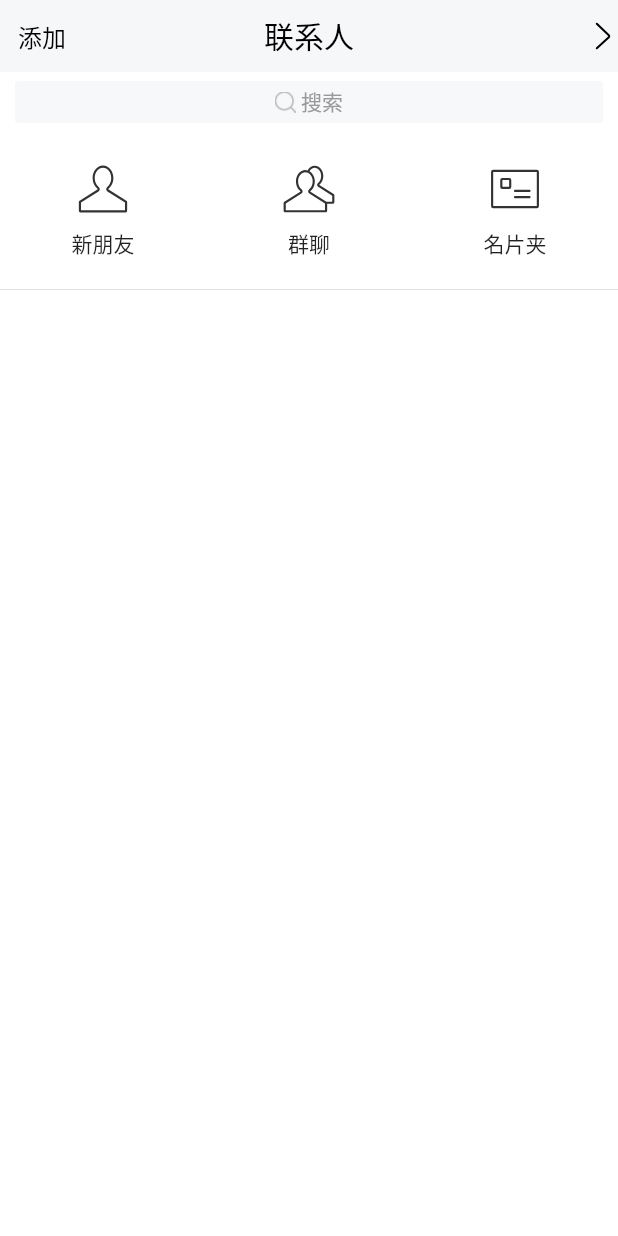
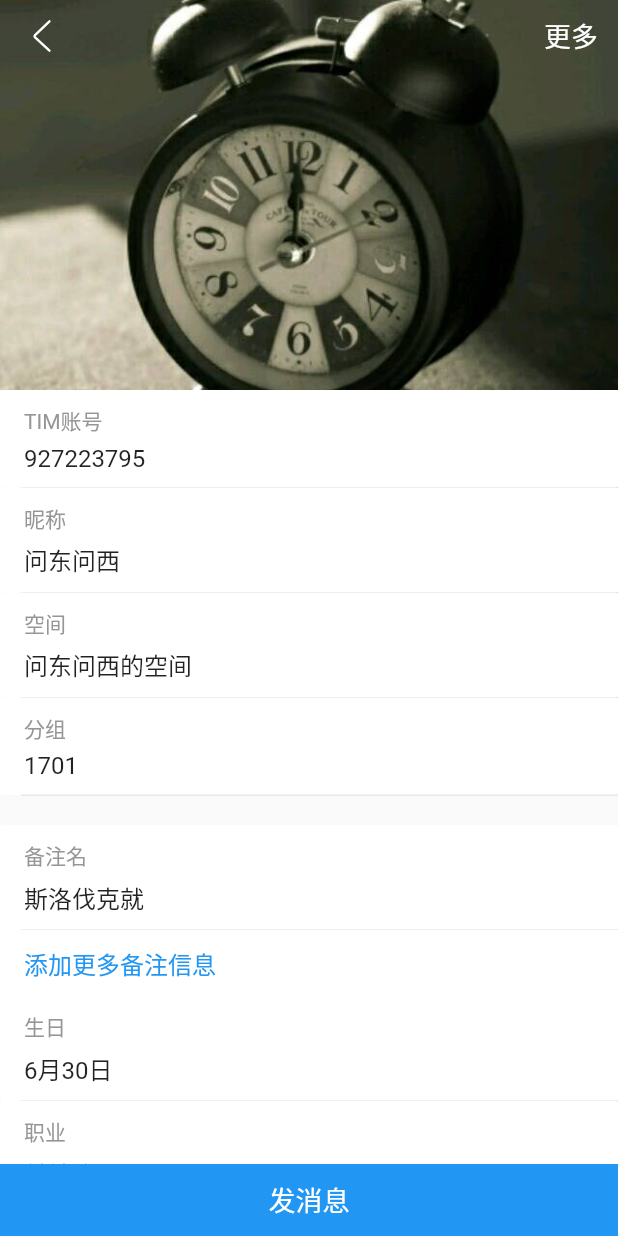
Before and after one commit to cscxj/tim, a Flutter app: the MessagePage screen opened directly, after a tap on an icon or button, on a phone screen of 412 x 824 dp. Run offline on Flutter 3.47's test engine with Material 2 defaults, Android fonts, the phone set to English and light mode, and no system bars; our stand-ins replace dio, flutter_easyrefresh, flutter_svg, fluttertoast, sticky_headers; network calls fail.

Commit message:
完成好友信息页面和下拉刷新

```diff
--- a/lib/api/api.dart
+++ b/lib/api/api.dart
@@ -1,20 +1,20 @@
 class Api{
   // 需要路由参数：username
-  static const String connectSocketServer = 'ws://192.168.0.100:7001/';
+  static const String connectSocketServer = 'ws://192.168.0.105:7001/';
 
   ///方法：post  参数：username,password
-  static const String login = 'http://192.168.0.100:7000/login';
+  static const String login = 'http://192.168.0.105:7000/login';
   ///方法：post  参数：email_address
-  static const String register = 'http://192.168.0.100:7000/get_code';
+  static const String register = 'http://192.168.0.105:7000/get_code';
 
   /// 方法：post 参数：username
-  static const String getGroups = 'http://192.168.0.100:7000/get_groups';
+  static const String getGroups = 'http://192.168.0.105:7000/get_groups';
   /// 方法：post 参数：groupId
-  static const String getFriends = 'http://192.168.0.100:7000/get_friends';
+  static const String getFriends = 'http://192.168.0.105:7000/get_friends';
   /// 方法：post 参数：username
-  static const String getConversations = 'http://192.168.0.100:7000/get_conversations';
+  static const String getConversations = 'http://192.168.0.105:7000/get_conversations';
   /// 方法：post 参数：username,friend,startIndex
-  static const String getMessages = 'http://192.168.0.100:7000/get_messages';
+  static const String getMessages = 'http://192.168.0.105:7000/get_messages';
 }
 
 // class Api{
--- /dev/null
+++ b/lib/pages/friend_info_page.dart
@@ -0,0 +1,154 @@
+import 'package:flutter/material.dart';
+import 'package:flutter/services.dart';
+import 'package:flutter_svg/flutter_svg.dart';
+import 'package:flutter_tim/pages/user_info_page/my_info_item.dart';
+
+class FriendInfoPage extends StatefulWidget {
+  @override
+  _FriendInfoPageState createState() => _FriendInfoPageState();
+}
+
+class _FriendInfoPageState extends State<FriendInfoPage>
+    with TickerProviderStateMixin {
+  ScrollController _bodyScrollController;
+
+  double _pullExtend = 0;
+
+  Animation<double> _appBarAnimation;
+  Animation<Color> _colorAnimation;
+  AnimationController _animationController;
+
+  @override
+  void initState() {
+    // TODO: implement initState
+    super.initState();
+    _animationController =
+        AnimationController(vsync: this, duration: Duration(milliseconds: 400))
+          ..addListener(() {
+            setState(() {});
+          });
+    _appBarAnimation = Tween(begin: .0, end: 1.0).animate(_animationController);
+    _colorAnimation =
+        ColorTween(begin: Color(0xffffffff), end: Color(0xff000000))
+            .animate(_animationController);
+    bool overflow = false;
+    _bodyScrollController = ScrollController()
+      ..addListener(() {
+        if (_bodyScrollController.offset < 0) {
+          setState(() {
+            _pullExtend = _bodyScrollController.offset;
+          });
+        }
+        if (!overflow && _bodyScrollController.offset > 60) {
+          _animationController.forward();
+          SystemChrome.setSystemUIOverlayStyle(SystemUiOverlayStyle.dark);
+        } else if (overflow && _bodyScrollController.offset < 60) {
+          _animationController.reverse();
+          SystemChrome.setSystemUIOverlayStyle(SystemUiOverlayStyle.light);
+        }
+        overflow = _bodyScrollController.offset > 60;
+      });
+  }
+
+  @override
+  void dispose() {
+    // TODO: implement dispose
+    super.dispose();
+    _bodyScrollController.dispose();
+    _animationController.dispose();
+  }
+
+  @override
+  Widget build(BuildContext context) {
+    return Scaffold(
+      appBar: PreferredSize(
+        preferredSize: Size.fromHeight(48.0),
+        child: AppBar(
+          backgroundColor: Colors.white.withOpacity(_appBarAnimation.value),
+          elevation: .0,
+          centerTitle: true,
+          title: Text(
+            '个人资料',
+            style: TextStyle(
+                color: Colors.black.withOpacity(_appBarAnimation.value)),
+          ),
+          leading: InkWell(
+            onTap: () {
+              Navigator.pop(context);
+            },
+            child: Padding(
+              padding: EdgeInsets.symmetric(horizontal: 0, vertical: 12),
+              child: SvgPicture.asset(
+                'assets/svg/tim_arrow_left.svg',
+                color: _colorAnimation.value,
+                height: 36.0,
+              ),
+            ),
+          ),
+          actions: <Widget>[
+            Center(
+              child: Text(
+                '更多   ',
+                style: TextStyle(fontSize: 18.0, color: _colorAnimation.value),
+              ),
+            )
+          ],
+        ),
+      ),
+      extendBodyBehindAppBar: true,
+      body: SingleChildScrollView(
+        physics: BouncingScrollPhysics(parent: AlwaysScrollableScrollPhysics()),
+        controller: _bodyScrollController,
+        child: Transform.translate(
+          offset: Offset(.0, _pullExtend),
+          child: Column(children: <Widget>[
+            Container(
+              child: Container(
+                height: 260.0 - _pullExtend,
+                width: MediaQuery.of(context).size.width,
+                child: Image.asset(
+                  'assets/touXiang.jpg',
+                  fit: BoxFit.cover,
+                ),
+              ),
+            ),
+            MyInfoItem(title: 'TIM账号', content: '927223795'),
+            MyInfoItem(title: '昵称', content: '问东问西'),
+            MyInfoItem(title: '空间', content: '问东问西的空间'),
+            MyInfoItem(title: '分组', content: '1701'),
+            Padding(padding: EdgeInsets.only(top: 20.0)),
+            MyInfoItem(title: '备注名', content: '斯洛伐克就'),
+            Container(
+                padding: EdgeInsets.symmetric(vertical: 10.0, horizontal: 16.0),
+                color: Colors.white,
+                child: Row(
+                  children: <Widget>[
+                    Text(
+                      '添加更多备注信息',
+                      style: TextStyle(color: Colors.blue, fontSize: 16.0),
+                    ),
+                  ],
+                )),
+            MyInfoItem(title: '生日', content: '6月30日'),
+            MyInfoItem(title: '职业', content: '前端攻城狮'),
+            MyInfoItem(title: '公司', content: 'Google'),
+            MyInfoItem(
+              title: '故乡',
+              content: '梵蒂冈',
+              hasUnderLine: false,
+            ),
+          ]),
+        ),
+      ),
+      bottomNavigationBar: Container(
+        height: 48.0,
+        color: Colors.blue,
+        alignment: Alignment.center,
+        child: Text(
+          '发消息',
+          style: TextStyle(fontSize: 18.0, color: Colors.white),
+        ),
+      ),
+    );
+  }
+}
--- a/lib/pages/message_page.dart
+++ b/lib/pages/message_page.dart
@@ -2,11 +2,13 @@ import 'package:dio/dio.dart';
 import 'package:flutter/cupertino.dart';
 import 'package:flutter/gestures.dart';
 import 'package:flutter/material.dart';
+import 'package:flutter_easyrefresh/easy_refresh.dart';
 import 'package:flutter_svg/flutter_svg.dart';
 import 'package:flutter_tim/client.dart';
 
 import 'package:flutter_tim/pages/chat_page.dart';
 import 'package:flutter_tim/pages/contacts_page.dart';
+import 'package:flutter_tim/pages/friend_info_page.dart';
 import 'package:flutter_tim/pages/home_page.dart';
 import 'package:flutter_tim/pages/login_page.dart';
 import 'package:flutter_tim/pages/message_page/auto_app_bar.dart';
@@ -14,6 +16,7 @@ import 'package:flutter_tim/pages/message_page/message_item.dart';
 import 'package:flutter_tim/state/conversation_state.dart';
 import 'package:flutter_tim/state/message_state.dart';
 import 'package:flutter_tim/state/user_state.dart';
+import 'package:flutter_tim/utils/tim_refresh_header.dart';
 import 'package:flutter_tim/widgets/enter_exit_route.dart';
 import 'package:flutter_tim/widgets/fake_search_bar.dart';
 import 'package:flutter_tim/api/api.dart';
@@ -111,7 +114,7 @@ class _MessagePageState extends State<MessagePage> {
   @override
   Widget build(BuildContext context) {
     return Scaffold(
-      extendBodyBehindAppBar: true,
+      //extendBodyBehindAppBar: true,
       appBar: AutoAppBar(
           controler: _appBarControler,
           title: '消息',
@@ -119,7 +122,7 @@ class _MessagePageState extends State<MessagePage> {
             onTap: () {
               Navigator.push(context,
                   MaterialPageRoute(builder: (BuildContext context) {
-                return ContactsPage();
+                return FriendInfoPage();
               }));
             },
             child: SvgPicture.asset(
@@ -142,14 +145,17 @@ class _MessagePageState extends State<MessagePage> {
           )),
       drawerDragStartBehavior: DragStartBehavior.down,
       drawerEdgeDragWidth: 300.0,
-      body: ListView(
+      body: EasyRefresh(
+        header: TimRefreshHeader(),
+        onRefresh: () {
+          return Future.delayed(Duration(milliseconds: 2000));
+        },
+        child: ListView(
           controller: _scrollController,
-        physics: BouncingScrollPhysics(parent: AlwaysScrollableScrollPhysics()),
+          //physics: BouncingScrollPhysics(parent: AlwaysScrollableScrollPhysics()),
           children: <Widget>[
             FakeSearchBar(),
-          ...Provider.of<ConversationState>(context)
-              .data
-              .map((conv) {
+            ...Provider.of<ConversationState>(context).data.map((conv) {
               return MessageItem(
                 data: conv,
                 onTap: () {
@@ -163,6 +169,7 @@ class _MessagePageState extends State<MessagePage> {
             }).toList()
           ],
         ),
+      ),
     );
   }
 }
--- a/lib/pages/register_page.dart
+++ b/lib/pages/register_page.dart
@@ -2,8 +2,6 @@ import 'package:dio/dio.dart';
 import 'package:flutter/material.dart';
 import 'package:flutter/services.dart';
 import 'package:flutter_tim/api/api.dart';
-import 'package:flutter_tim/pages/register_page/cell_Input_view.dart';
-import 'package:flutter_tim/utils/scroll_behaviors.dart';
 import 'package:flutter_tim/widgets/tim_dialog.dart';
 import 'package:fluttertoast/fluttertoast.dart';
 
```
Also changed, not shown: lib/utils/tim_refresh_header.dart (added, +189 -0 lines). Lines whose indentation alone changed are shown as unchanged.
